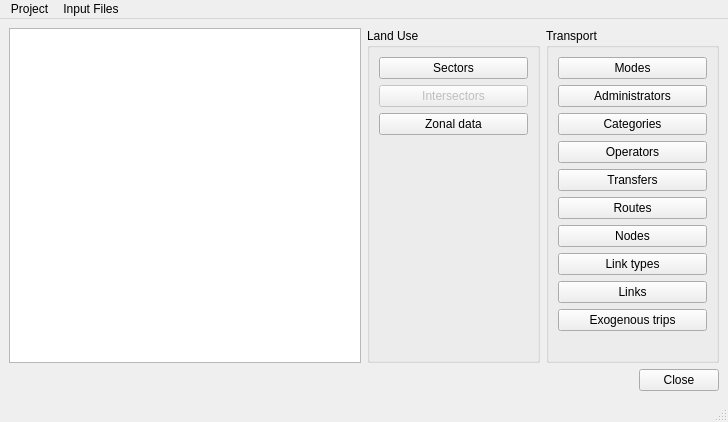
The window that data.ui (TomasdelaBarra/QTRANUS) describes before a commit, drawn with Qt 5.
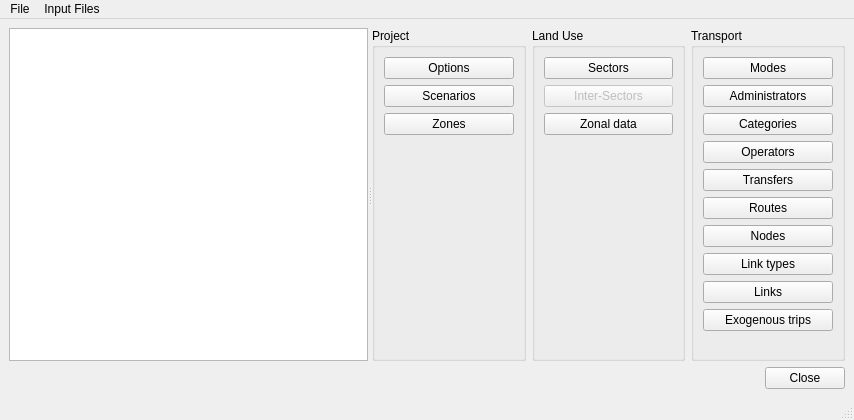
The same window after the commit.

What changed in the file:
```diff
--- a/data.ui
+++ b/data.ui
@@ -6,24 +6,78 @@
    <rect>
     <x>0</x>
     <y>0</y>
-    <width>728</width>
-    <height>422</height>
+    <width>854</width>
+    <height>420</height>
    </rect>
   </property>
   <property name="windowTitle">
    <string>Data</string>
   </property>
   <widget class="QWidget" name="centralwidget">
-   <layout class="QGridLayout" name="gridLayout">
-    <item row="0" column="0">
+   <layout class="QVBoxLayout" name="verticalLayout_7">
+    <item>
      <layout class="QVBoxLayout" name="verticalLayout_2">
       <item>
-       <layout class="QHBoxLayout" name="horizontalLayout_3">
-        <item>
-         <widget class="QTreeView" name="scenarios_tree"/>
-        </item>
-        <item>
-         <layout class="QHBoxLayout" name="horizontalLayout_5">
+       <widget class="QSplitter" name="splitter">
+        <property name="orientation">
+         <enum>Qt::Horizontal</enum>
+        </property>
+        <widget class="QTreeView" name="scenarios_tree"/>
+        <widget class="QWidget" name="">
+         <layout class="QHBoxLayout" name="horizontalLayout_2">
+          <item>
+           <widget class="QGroupBox" name="landUse_2">
+            <property name="sizePolicy">
+             <sizepolicy hsizetype="Expanding" vsizetype="Preferred">
+              <horstretch>0</horstretch>
+              <verstretch>0</verstretch>
+             </sizepolicy>
+            </property>
+            <property name="title">
+             <string>Project</string>
+            </property>
+            <layout class="QVBoxLayout" name="verticalLayout_5">
+             <item>
+              <layout class="QVBoxLayout" name="verticalLayout_6">
+               <item>
+                <widget class="QPushButton" name="btn_options">
+                 <property name="text">
+                  <string>Options</string>
+                 </property>
+                </widget>
+               </item>
+               <item>
+                <widget class="QPushButton" name="btn_scenarios">
+                 <property name="text">
+                  <string>Scenarios</string>
+                 </property>
+                </widget>
+               </item>
+               <item>
+                <widget class="QPushButton" name="btn_zones">
+                 <property name="text">
+                  <string>Zones</string>
+                 </property>
+                </widget>
+               </item>
+               <item>
+                <spacer name="verticalSpacer_3">
+                 <property name="orientation">
+                  <enum>Qt::Vertical</enum>
+                 </property>
+                 <property name="sizeHint" stdset="0">
+                  <size>
+                   <width>20</width>
+                   <height>40</height>
+                  </size>
+                 </property>
+                </spacer>
+               </item>
+              </layout>
+             </item>
+            </layout>
+           </widget>
+          </item>
           <item>
            <widget class="QGroupBox" name="landUse">
             <property name="sizePolicy">
@@ -51,7 +105,7 @@
                   <bool>false</bool>
                  </property>
                  <property name="text">
-                  <string>Intersectors</string>
+                  <string>Inter-Sectors</string>
                  </property>
                 </widget>
                </item>
@@ -183,8 +237,8 @@
            </widget>
           </item>
          </layout>
-        </item>
-       </layout>
+        </widget>
+       </widget>
       </item>
       <item>
        <layout class="QHBoxLayout" name="horizontalLayout">
@@ -219,7 +273,7 @@
     <rect>
      <x>0</x>
      <y>0</y>
-     <width>728</width>
+     <width>854</width>
      <height>21</height>
     </rect>
    </property>
@@ -248,7 +302,7 @@
    </widget>
    <widget class="QMenu" name="menuProject">
     <property name="title">
-     <string>Project</string>
+     <string>File</string>
     </property>
     <addaction name="actionOptions"/>
     <addaction name="actionScenarios"/>
```
Left out of the diff: 3 changed lines with no effect on the pictures.
